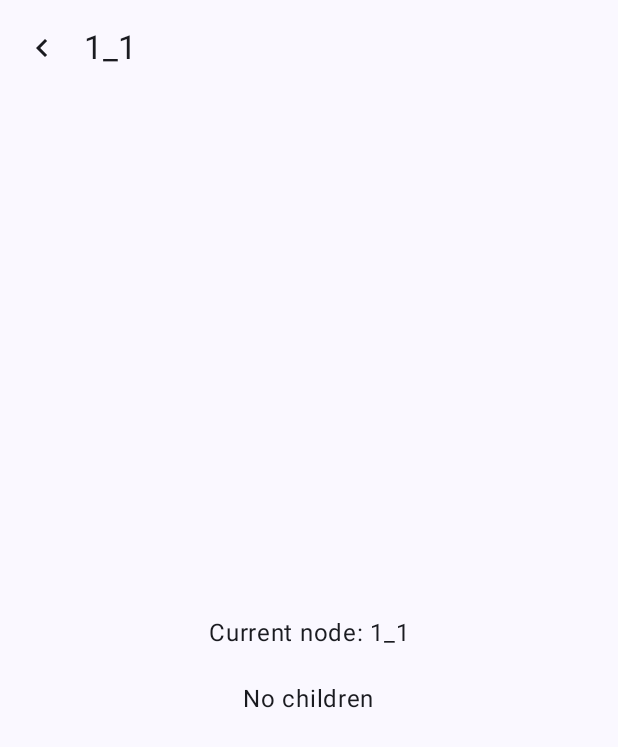
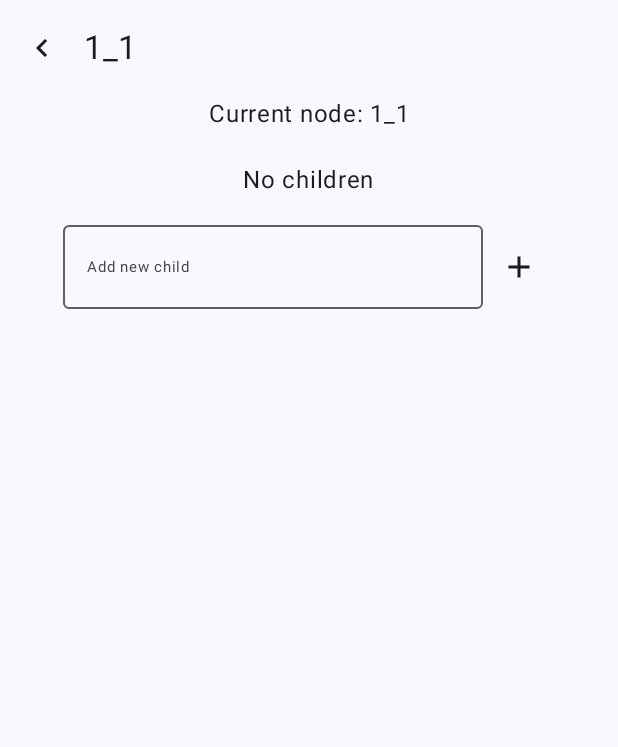
Before and after one commit to Yur4Arkhipov/DeNetTask, an Android app built with Jetpack Compose: the screen it shows after launch (MainActivity), after a tap on "1_1", on a phone screen of 412 x 824 dp. Shown: the top 747 px of the screen. Run offline under Robolectric (Android 15) with nearby library versions, the phone set to English and light mode, and no system bars; 1 other tap on this screen came first.

Commit message:
new logic with create new mode and remove node

```diff
--- a/app/src/main/java/com/example/danettask/MainActivity.kt
+++ b/app/src/main/java/com/example/danettask/MainActivity.kt
@@ -13,9 +13,7 @@ class MainActivity : ComponentActivity() {
         enableEdgeToEdge()
         setContent {
             DaNetTaskTheme {
-//                Scaffold(modifier = Modifier.fillMaxSize()) { innerPadding ->
                 Navigation()
-//                }
             }
         }
     }
--- a/app/src/main/java/com/example/danettask/data/TreeNode.kt
+++ b/app/src/main/java/com/example/danettask/data/TreeNode.kt
@@ -1,4 +1,6 @@
 package com.example.danettask.data
+
+import androidx.compose.runtime.mutableStateListOf
 
 /**
  * Node с названием, детьми и ссылкой на родителя
@@ -6,7 +8,7 @@ package com.example.danettask.data
 class TreeNode<T>(
     val name: T
 ) {
-    private val _children: MutableList<TreeNode<T>> = mutableListOf()
+    private val _children: MutableList<TreeNode<T>> = mutableStateListOf<TreeNode<T>>()
     var parent: TreeNode<T>? = null
         private set
 
@@ -17,4 +19,9 @@ class TreeNode<T>(
         child.parent = this
         _children.add(child)
     }
+
+    fun removeChild(child: TreeNode<T>) {
+        _children.remove(child)
+        child.parent = null
+    }
 }
--- a/app/src/main/java/com/example/danettask/ui/Navigation.kt
+++ b/app/src/main/java/com/example/danettask/ui/Navigation.kt
@@ -29,6 +29,5 @@ fun Navigation() {
                 }
             )
         }
-
     }
 }
--- a/app/src/main/java/com/example/danettask/ui/TreeScreen.kt
+++ b/app/src/main/java/com/example/danettask/ui/TreeScreen.kt
@@ -1,23 +1,36 @@
 package com.example.danettask.ui
 
-import androidx.compose.foundation.layout.Arrangement
-import androidx.compose.foundation.layout.Column
+import androidx.compose.foundation.layout.Row
 import androidx.compose.foundation.layout.Spacer
 import androidx.compose.foundation.layout.fillMaxSize
+import androidx.compose.foundation.layout.fillMaxWidth
 import androidx.compose.foundation.layout.height
 import androidx.compose.foundation.layout.padding
+import androidx.compose.foundation.lazy.LazyColumn
+import androidx.compose.foundation.lazy.items
+import androidx.compose.foundation.text.KeyboardActions
+import androidx.compose.foundation.text.KeyboardOptions
+import androidx.compose.material.icons.Icons
+import androidx.compose.material.icons.filled.Add
 import androidx.compose.material3.Button
 import androidx.compose.material3.ExperimentalMaterial3Api
 import androidx.compose.material3.Icon
 import androidx.compose.material3.IconButton
+import androidx.compose.material3.OutlinedTextField
 import androidx.compose.material3.Scaffold
 import androidx.compose.material3.Text
 import androidx.compose.material3.TopAppBar
 import androidx.compose.runtime.Composable
+import androidx.compose.runtime.getValue
+import androidx.compose.runtime.mutableStateOf
+import androidx.compose.runtime.remember
+import androidx.compose.runtime.setValue
 import androidx.compose.ui.Alignment
 import androidx.compose.ui.Modifier
 import androidx.compose.ui.res.painterResource
+import androidx.compose.ui.text.input.ImeAction
 import androidx.compose.ui.unit.dp
+import androidx.compose.ui.unit.sp
 import com.example.danettask.R
 import com.example.danettask.data.TreeNode
 import com.example.danettask.data.findNodeByPath
@@ -30,9 +43,10 @@ fun <T> TreeScreen(
     root: TreeNode<T>,
     converter: TreeTypeConverter<T>,
     onNavigateToChild: (String) -> Unit,
-    onBack: () -> Unit
+    onBack: () -> Unit,
 ) {
     val currentNode = root.findNodeByPath(nodePath) { converter.fromString(it) }
+    var newNode by remember { mutableStateOf("") }
 
     Scaffold(
       topBar = {
@@ -53,30 +67,93 @@ fun <T> TreeScreen(
           )
       }
     ) { innerPadding ->
-        Column(
-            verticalArrangement = Arrangement.Center,
+        LazyColumn(
             horizontalAlignment = Alignment.CenterHorizontally,
             modifier = Modifier
                 .fillMaxSize()
                 .padding(innerPadding)
         ) {
-            Text("Current node: ${currentNode?.name}")
+            currentNode?.let { node ->
+                item {
+                    Text("Current node: ${node.name}")
+                    Spacer(Modifier.height(20.dp))
+                }
 
-            Spacer(Modifier.height(20.dp))
+                if (node.children.isEmpty()) {
+                    item {
+                        Text("No children")
+                        Spacer(Modifier.height(10.dp))
+                    }
+                } else {
+                    items(node.children) { child ->
+                        Row(
+                            verticalAlignment = Alignment.CenterVertically,
+                            modifier = Modifier.fillMaxWidth()
+                        ) {
+                            Button(
+                                onClick = {
+                                    val newPath = "$nodePath/${child.name}"
+                                    onNavigateToChild(newPath)
+                                }
+                            ) {
+                                Text(converter.toString(child.name))
+                            }
 
-            currentNode?.children?.forEach { child ->
-                Button(
-                    onClick = {
-                        val newPath = "$nodePath/${child.name}"
-                        onNavigateToChild(newPath)
+                            IconButton(
+                                onClick = {
+                                    node.removeChild(child)
+                                }
+                            ) {
+                                Icon(
+                                    painter = painterResource(R.drawable.baseline_delete_24),
+                                    contentDescription = null
+                                )
+                            }
+                        }
+                        Spacer(Modifier.height(10.dp))
                     }
-                ) {
-                    Text(child.name.toString())
                 }
-            }
 
-            if (currentNode?.children.isNullOrEmpty()) {
-                Text("No children")
+                item {
+                    Row(
+                        verticalAlignment = Alignment.CenterVertically
+                    ) {
+                        OutlinedTextField(
+                            value = newNode,
+                            onValueChange = { newNode = it },
+                            label = {
+                                Text(
+                                    text = "Add new child",
+                                    fontSize = 10.sp,
+                                )
+                            },
+                            keyboardOptions = KeyboardOptions.Default.copy(
+                                imeAction = ImeAction.Done
+                            ),
+                            keyboardActions = KeyboardActions(
+                                onDone = { /* закрыть клавиатуру, если хочешь */ }
+                            ),
+                        )
+
+                        IconButton(
+                            onClick = {
+                                val value = converter.fromString(newNode)
+                                if (value != null) {
+                                    node.addChild(TreeNode(value))
+                                    newNode = ""
+                                }
+                            },
+                            modifier = Modifier.padding(top = 8.dp)
+                        ) {
+                            Icon(
+                                imageVector = Icons.Default.Add,
+                                contentDescription = null
+                            )
+                        }
+                    }
+                }
+            } ?: item{
+                Text("Node not found")
             }
         }
     }
--- /dev/null
+++ b/app/src/main/res/drawable/baseline_delete_24.xml
@@ -0,0 +1,5 @@
+<vector xmlns:android="http://schemas.android.com/apk/res/android" android:height="24dp" android:tint="#000000" android:viewportHeight="24" android:viewportWidth="24" android:width="24dp">
+
+    <path android:fillColor="@android:color/white" android:pathData="M6,19c0,1.1 0.9,2 2,2h8c1.1,0 2,-0.9 2,-2V7H6v12zM19,4h-3.5l-1,-1h-5l-1,1H5v2h14V4z"/>
+
+</vector>
```
